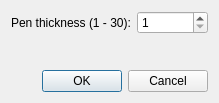
Fr3nchK1ss/Gribouillot, file dlg_penthickness.ui: the form before one commit.
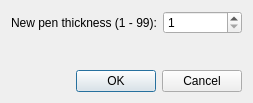
The form after the commit.

What changed in the file:
```diff
--- a/dlg_penthickness.ui
+++ b/dlg_penthickness.ui
@@ -6,7 +6,7 @@
    <rect>
     <x>0</x>
     <y>0</y>
-    <width>219</width>
+    <width>253</width>
     <height>103</height>
    </rect>
   </property>
@@ -20,14 +20,14 @@
       <number>1</number>
      </property>
      <property name="maximum">
-      <number>30</number>
+      <number>99</number>
      </property>
     </widget>
    </item>
    <item row="0" column="0">
     <widget class="QLabel" name="label">
      <property name="text">
-      <string>Pen thickness (1 - 30):</string>
+      <string>New pen thickness (1 - 99):</string>
      </property>
     </widget>
    </item>
```
